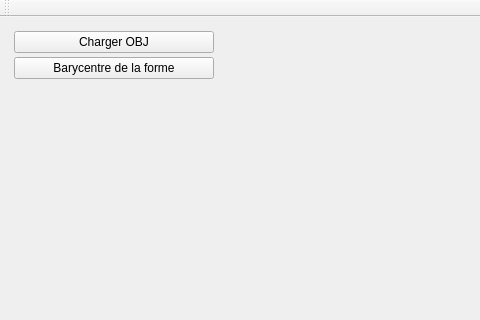
Above: mainwindow.ui from Anthiel/Projet-Prog.-graphique-et-app.-industrielle before the change; both pictures show x 0 to 480 and y 0 to 320 of the 632 by 408 pixel window. Below: the same form after it.
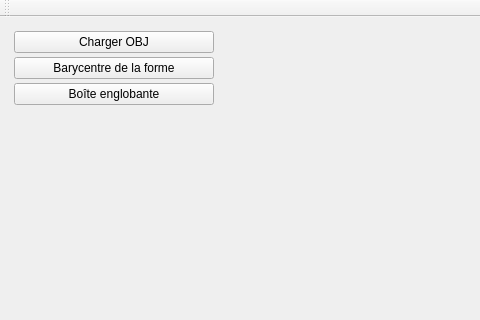
That is the form after the change. Custom widgets are drawn as their Qt base class.

Patch:
```diff
--- a/mainwindow.ui
+++ b/mainwindow.ui
@@ -65,6 +65,13 @@
          </property>
         </widget>
        </item>
+       <item>
+        <widget class="QPushButton" name="pushButton_bb">
+         <property name="text">
+          <string>Boîte englobante</string>
+         </property>
+        </widget>
+       </item>
        <item>
         <spacer name="verticalSpacer">
          <property name="orientation">
```
